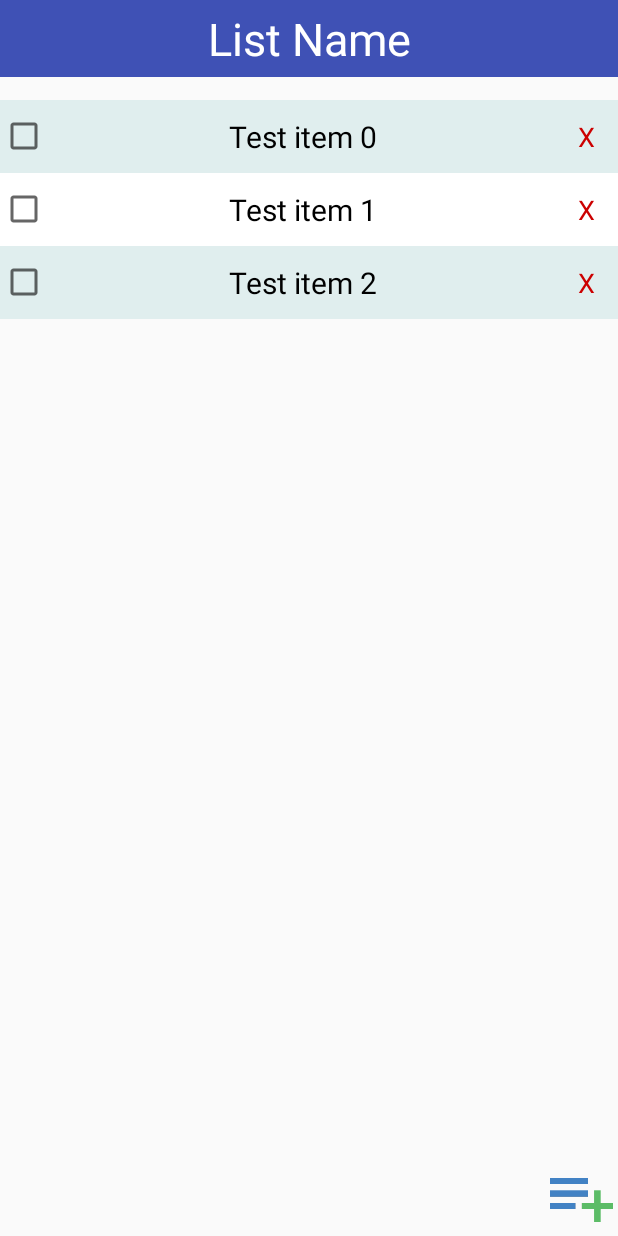
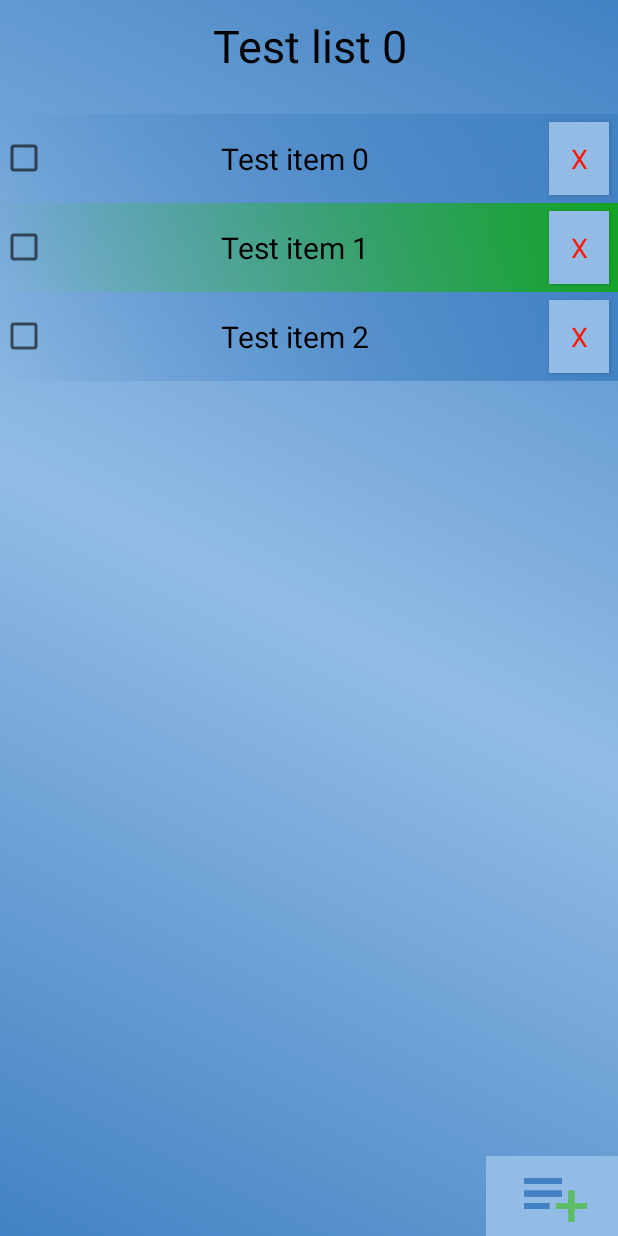
Before and after one commit to DailyDilemma/ListAssist, an Android app: the screen it shows after launch (ViewActivity), after a tap on "OPEN", on a phone screen of 412 x 824 dp. Run offline under Robolectric (Android 15) with nearby library versions, the phone set to English and light mode, and no system bars.

Commit message:
Huge style changes

```diff
--- a/app/src/main/AndroidManifest.xml
+++ b/app/src/main/AndroidManifest.xml
@@ -10,11 +10,9 @@
         android:theme="@style/AppTheme">
         <activity
             android:name=".MainActivity"
-            android:label="@string/app_name"
-            android:theme="@style/AppTheme.NoActionBar">
+            android:label="@string/app_name">
             <intent-filter>
                 <action android:name="android.intent.action.MAIN" />
-
                 <category android:name="android.intent.category.LAUNCHER" />
             </intent-filter>
         </activity>
--- a/app/src/main/java/com/comp4350/listassist/MainActivity.java
+++ b/app/src/main/java/com/comp4350/listassist/MainActivity.java
@@ -1,6 +1,8 @@
 package com.comp4350.listassist;
 
 import android.content.Intent;
+import android.graphics.drawable.Drawable;
+import android.graphics.drawable.TransitionDrawable;
 import android.os.Bundle;
 import android.app.Activity;
 import android.support.v4.content.ContextCompat;
@@ -30,11 +32,11 @@ public class MainActivity extends Activity {
             tv.setText("Test list " + i);
 
             if(i %2 == 0){
-                int color = ContextCompat.getColor(this, R.color.colorEven);
-                list_row_entry.setBackgroundColor(color);
+                Drawable background = ContextCompat.getDrawable(this, R.drawable.banner_even);
+                list_row_entry.setBackground(background);
             } else {
-                int color = ContextCompat.getColor(this, R.color.colorOdd);
-                list_row_entry.setBackgroundColor(color);
+                Drawable background = ContextCompat.getDrawable(this, R.drawable.banner_odd);
+                list_row_entry.setBackground(background);
             }
 
             list_table.addView(list_row_entry, i);
--- a/app/src/main/java/com/comp4350/listassist/ViewActivity.java
+++ b/app/src/main/java/com/comp4350/listassist/ViewActivity.java
@@ -1,9 +1,11 @@
 package com.comp4350.listassist;
 
 /**
- * Created by Daniel on 3/13/2016.
+ * Created by Daniel on 3/13/2016 for ListAssist.
  */
 
+import android.content.Intent;
+import android.graphics.drawable.Drawable;
 import android.os.Bundle;
 import android.app.Activity;
 import android.support.v4.content.ContextCompat;
@@ -16,9 +18,13 @@ public class ViewActivity extends Activity {
     public void onCreate(Bundle savedInstanceState) {
         super.onCreate(savedInstanceState);
         // The activity is being created.
+        Intent intent = getIntent();
+        String list_name = intent.getStringExtra("name");
         setContentView(R.layout.view_list);
 
-        // Dynamically add lists
+        ((TextView)this.findViewById(R.id.list_name)).setText(list_name);
+
+        // Dynamically add list items
         ViewGroup item_table = (ViewGroup)findViewById(R.id.item_table);
         for(int i = 0; i < 3; i++) {
             View item_row_entry = getLayoutInflater().inflate(
@@ -26,15 +32,15 @@ public class ViewActivity extends Activity {
             );
 
             TextView tv = (TextView)item_row_entry.findViewById(R.id.item);
-            // Get list names from API
+            // Get list items from API
             tv.setText("Test item " + i);
 
             if(i %2 == 0){
-                int color = ContextCompat.getColor(this, R.color.colorEven);
-                item_row_entry.setBackgroundColor(color);
+                Drawable background = ContextCompat.getDrawable(this, R.drawable.banner_even);
+                item_row_entry.setBackground(background);
             } else {
-                int color = ContextCompat.getColor(this, R.color.colorOdd);
-                item_row_entry.setBackgroundColor(color);
+                Drawable background = ContextCompat.getDrawable(this, R.drawable.banner_odd);
+                item_row_entry.setBackground(background);
             }
 
             item_table.addView(item_row_entry, i);
--- /dev/null
+++ b/app/src/main/res/drawable/background.xml
@@ -0,0 +1,12 @@
+<?xml version="1.0" encoding="utf-8"?>
+<shape xmlns:android="http://schemas.android.com/apk/res/android">
+    <gradient
+        android:angle="45"
+        android:centerColor="@color/colorPrimaryLight"
+        android:endColor="@color/colorPrimaryDark"
+        android:startColor="@color/colorPrimaryDark"
+        android:type="linear" />
+
+    <corners
+        android:radius="0dp"/>
+</shape>
--- /dev/null
+++ b/app/src/main/res/drawable/banner_even.xml
@@ -0,0 +1,12 @@
+<?xml version="1.0" encoding="utf-8"?>
+<shape
+    xmlns:android="http://schemas.android.com/apk/res/android"
+    android:shape="rectangle">
+    <gradient
+        android:angle="225"
+        android:startColor="@color/colorPrimaryDark"
+        android:endColor="@android:color/transparent" />
+
+    <corners
+        android:radius="0dp"/>
+</shape>
--- /dev/null
+++ b/app/src/main/res/drawable/banner_odd.xml
@@ -0,0 +1,10 @@
+<?xml version="1.0" encoding="utf-8"?>
+<shape xmlns:android="http://schemas.android.com/apk/res/android">
+        <gradient
+            android:angle="225"
+            android:startColor="@color/colorAccentTwo"
+            android:endColor="@android:color/transparent" />
+
+        <corners
+            android:radius="0dp"/>
+</shape>
--- /dev/null
+++ b/app/src/main/res/drawable/button_default.xml
@@ -0,0 +1,6 @@
+<?xml version="1.0" encoding="utf-8"?>
+<shape
+    xmlns:android="http://schemas.android.com/apk/res/android"
+    android:shape="rectangle">
+    <solid android:color="@color/colorPrimaryLight" />
+</shape>
--- /dev/null
+++ b/app/src/main/res/drawable/def_button.xml
@@ -0,0 +1,6 @@
+<?xml version="1.0" encoding="utf-8"?>
+<ripple
+    xmlns:android="http://schemas.android.com/apk/res/android"
+    android:color="@color/colorPrimaryDark">
+    <item android:drawable="@drawable/button_default" />
+</ripple>
--- a/app/src/main/res/layout/app_main.xml
+++ b/app/src/main/res/layout/app_main.xml
@@ -3,16 +3,7 @@
     android:orientation="vertical" android:layout_width="match_parent"
     android:layout_height="match_parent"
     android:weightSum="1"
-    android:backgroundTint="@color/colorLight">
-
-    <TextView
-        android:layout_width="wrap_content"
-        android:layout_height="wrap_content"
-        android:text="@string/list_assist_welcome"
-        android:id="@+id/welcome_msg"
-        android:layout_gravity="center_horizontal"
-        android:textIsSelectable="false"
-        android:textSize="@dimen/H3" />
+    android:background="@drawable/background">
 
     <TextView
         android:layout_width="fill_parent"
@@ -22,8 +13,9 @@
         android:layout_gravity="center_horizontal"
         android:textSize="@dimen/H1"
         android:textAlignment="center"
-        android:textColor="@color/colorLight"
-        android:background="@color/colorPrimaryDark" />
+        android:textColor="@color/colorText"
+        android:paddingTop="10dp"
+        android:paddingBottom="10dp" />
 
     <TableLayout
         android:layout_width="fill_parent"
@@ -42,9 +34,10 @@
         android:id="@+id/new_list_button"
         android:layout_gravity="right"
         android:src="@mipmap/add_list_icn"
-        android:background="@null"
         android:contentDescription="@string/add_list"
         android:onClick="add_list"
-        android:nestedScrollingEnabled="false" />
+        android:nestedScrollingEnabled="false"
+        style="@style/Widget.AppCompat.Button.Borderless.Colored"
+        android:background="@drawable/def_button" />
 
 </LinearLayout>
--- a/app/src/main/res/layout/list_item.xml
+++ b/app/src/main/res/layout/list_item.xml
@@ -13,7 +13,8 @@
         android:paddingBottom="10dp"
         android:textSize="@dimen/H2"
         android:layout_weight="0.9"
-        android:onClick="check_item" />
+        android:onClick="check_item"
+        android:textColor="@color/colorText" />
 
     <Button
         style="@android:style/Widget.Holo.Button.Borderless"
@@ -22,6 +23,8 @@
         android:text="@string/remove_item"
         android:id="@+id/delete_button"
         android:layout_weight="0.1"
-        android:textColor="@android:color/holo_red_dark"
-        android:onClick="delete_item" />
+        android:textColor="@color/colorAccent"
+        android:onClick="delete_item"
+        android:background="@drawable/def_button"
+        android:layout_margin="5dp" />
 </TableRow>
--- a/app/src/main/res/layout/list_row_entry.xml
+++ b/app/src/main/res/layout/list_row_entry.xml
@@ -23,7 +23,8 @@
             android:layout_weight="0.5"
             android:maxLines="1"
             android:ellipsize="end"
-            android:textAlignment="textStart" />
+            android:textAlignment="textStart"
+            android:textColor="@color/colorText" />
 
         <Button
             android:layout_width="0dp"
@@ -37,7 +38,11 @@
             android:paddingLeft="0dp"
             android:paddingRight="0dp"
             android:clickable="true"
-            android:onClick="open_list" />
+            android:onClick="open_list"
+            android:textColor="@color/colorText"
+            android:layout_margin="5dp"
+            style="@style/Widget.AppCompat.Button.Borderless.Colored"
+            android:background="@drawable/def_button" />
 
         <Button
             android:layout_width="0dp"
@@ -51,7 +56,10 @@
             android:paddingLeft="0dp"
             android:paddingRight="0dp"
             android:clickable="true"
-            android:onClick="delete_list" />
+            android:onClick="delete_list"
+            android:textColor="@color/colorText"
+            style="@style/Widget.AppCompat.Button.Borderless.Colored"
+            android:background="@drawable/def_button" />
 
     </LinearLayout>
 
--- a/app/src/main/res/layout/view_list.xml
+++ b/app/src/main/res/layout/view_list.xml
@@ -1,7 +1,8 @@
 <?xml version="1.0" encoding="utf-8"?>
 <LinearLayout xmlns:android="http://schemas.android.com/apk/res/android"
     android:orientation="vertical" android:layout_width="match_parent"
-    android:layout_height="match_parent">
+    android:layout_height="match_parent"
+    android:background="@drawable/background">
 
     <LinearLayout
         android:orientation="vertical"
@@ -17,17 +18,17 @@
             android:layout_gravity="center_horizontal"
             android:textSize="@dimen/H1"
             android:textAlignment="center"
-            android:background="@color/colorPrimary"
-            android:textColor="@color/colorLight"
+            android:textColor="@color/colorText"
             android:layout_marginBottom="15dp"
-            android:paddingTop="5dp"
-            android:paddingBottom="5dp" />
+            android:paddingTop="10dp"
+            android:paddingBottom="10dp" />
 
         <TableLayout
             android:layout_width="match_parent"
             android:layout_height="0dp"
             android:id="@+id/item_table"
-            android:layout_weight="1">
+            android:layout_weight="1"
+            android:paddingBottom="-5dp">
 
         </TableLayout>
 
@@ -37,8 +38,15 @@
             android:id="@+id/add_item"
             android:contentDescription="@string/add_item"
             android:src="@mipmap/add_item_icn"
-            android:background="@null"
             android:layout_gravity="right"
-            android:onClick="add_item" />
+            android:onClick="add_item"
+            android:layout_marginLeft="0dp"
+            android:layout_marginRight="0dp"
+            android:paddingLeft="5dp"
+            android:cropToPadding="false"
+            android:adjustViewBounds="false"
+            style="@style/Widget.AppCompat.Button.Borderless.Colored"
+            android:background="@drawable/def_button"
+            android:paddingTop="5dp" />
     </LinearLayout>
 </LinearLayout>
--- a/app/src/main/res/values-w300dp/dimens.xml
+++ b/app/src/main/res/values-w300dp/dimens.xml
@@ -3,5 +3,5 @@
     <!-- Text sizes -->
     <dimen name="H1">30dp</dimen>
     <dimen name="H2">20dp</dimen>
-    <dimen name="H3">10dp</dimen>
+    <dimen name="H3">15dp</dimen>
 </resources>
--- a/app/src/main/res/values/colors.xml
+++ b/app/src/main/res/values/colors.xml
@@ -1,9 +1,12 @@
 <?xml version="1.0" encoding="utf-8"?>
 <resources>
-    <color name="colorPrimary">#3F51B5</color>
-    <color name="colorPrimaryDark">#303F9F</color>
-    <color name="colorAccent">#FF4081</color>
-    <color name="colorLight">#FFFFFF</color>
-    <color name="colorOdd">#FFFFFF</color>
-    <color name="colorEven">#E0EEEE</color>
+    <color name="colorPrimary">#78A2CC</color>
+    <color name="colorPrimaryDark">#4282C4</color>
+    <color name="colorPrimaryLight">#92BCE5</color>
+    <color name="colorAccent">#FF1500</color>
+    <color name="colorAccentTwo">#14A325</color>
+    <color name="colorOdd">@color/colorAccentTwo</color>
+    <color name="colorEven">@color/colorPrimaryDark</color>
+    <color name="colorText">#000000</color>
+    <color name="colorButtonNormal">@color/colorPrimaryLight</color>
 </resources>
```
